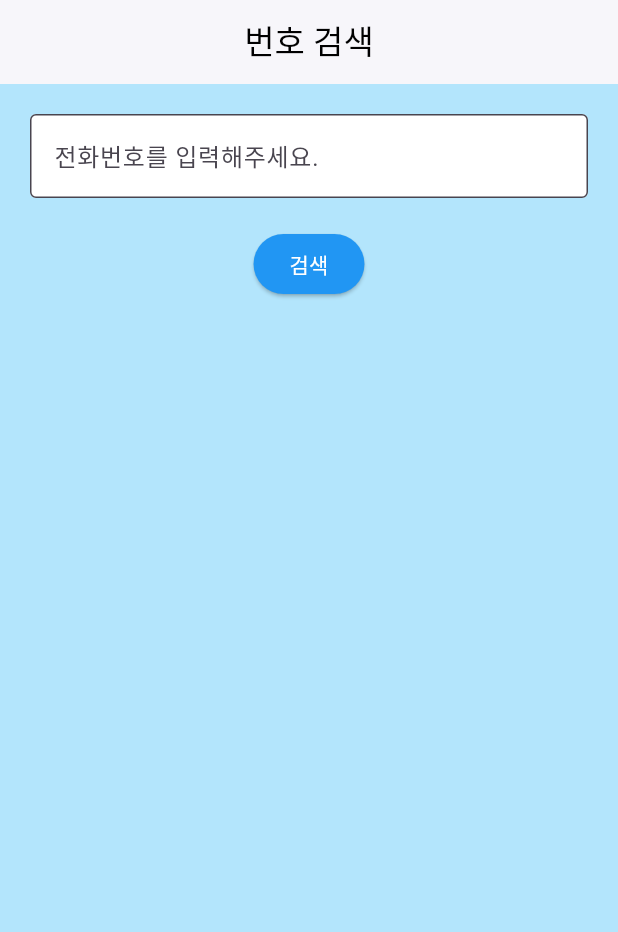
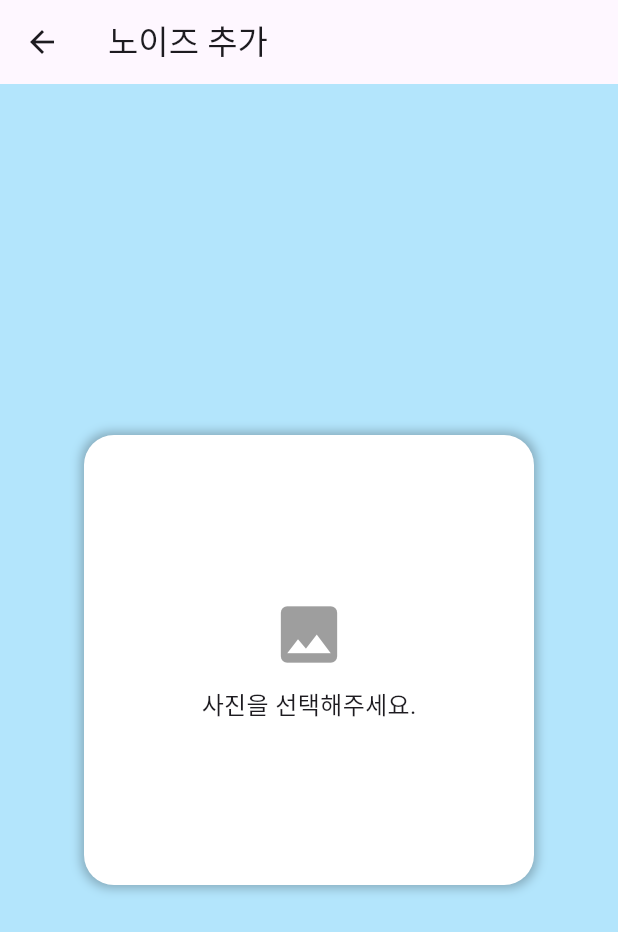
Before and after one commit to SSS-PROJECT-TEAM-9-GDG/FE, a Flutter app: the screen it shows after launch, on a phone screen of 412 x 824 dp. Shown: the top 932 px of the screen. Run offline on Flutter 3.47's test engine with Material 3 defaults, Android fonts, the phone set to English and light mode, and no system bars; our stand-ins replace image_picker.

Commit message:
사진 선택 화면

```diff
--- a/lib/main.dart
+++ b/lib/main.dart
@@ -1,143 +1,19 @@
 import 'package:flutter/material.dart';
+import 'package:sssproject_frontend/noise.dart';
 
 void main() {
-  runApp(const MyApp());
+  runApp(MyApp());
 }
 
 class MyApp extends StatelessWidget {
-  const MyApp({super.key});
-
   @override
   Widget build(BuildContext context) {
-    return const MaterialApp(
+    return MaterialApp(
       debugShowCheckedModeBanner: false,
-      home: PhoneSearchScreen(),
+      theme: ThemeData(
+        primarySwatch: Colors.blue,
+      ),
+      home: NoiseUploadPage(),
     );
   }
 }
-
-class PhoneSearchScreen extends StatefulWidget {
-  const PhoneSearchScreen({super.key});
-
-  @override
-  State<PhoneSearchScreen> createState() => _PhoneSearchScreenState();
-}
-
-class _PhoneSearchScreenState extends State<PhoneSearchScreen> {
-  final TextEditingController _controller = TextEditingController();
-  String? _errorText;
-  bool isValid = false;
-
-  // 전화번호 유효성 검사 (02 + 8자리 = 10자리, 010/011 + 8자리 = 11자리)
-  bool isValidPhoneNumber(String phone) {
-    final RegExp seoulPhonePattern = RegExp(r'^02\d{8}$'); // 02 + 8자리
-    final RegExp mobilePhonePattern = RegExp(r'^(010|011)\d{8}$'); // 010/011 + 8자리
-    return seoulPhonePattern.hasMatch(phone) || mobilePhonePattern.hasMatch(phone);
-  }
-
-  void validatePhone() {
-    setState(() {
-      final value = _controller.text.trim();
-      if (value.isEmpty) {
-        _errorText = "전화번호를 입력해주세요.";
-        isValid = false;
-      } else if (!isValidPhoneNumber(value)) {
-        _errorText = "전화번호를 정확하게 입력해주세요.";
-        isValid = false;
-      } else {
-        _errorText = null;
-        isValid = true;
-      }
-    });
-  }
-
-  @override
-  Widget build(BuildContext context) {
-    return Scaffold(
-      backgroundColor: Colors.lightBlue[100],
-      appBar: AppBar(
-        title: const Text("번호 검색"),
-        centerTitle: true,
-        backgroundColor: Colors.white,
-        foregroundColor: Colors.black,
-        elevation: 1,
-      ),
-      body: Padding(
-        padding: const EdgeInsets.all(20.0),
-        child: Column(
-          children: [
-            // 전화번호 입력 필드
-            TextField(
-              controller: _controller,
-              keyboardType: TextInputType.phone,
-              decoration: InputDecoration(
-                labelText: "전화번호를 입력해주세요.",
-                border: const OutlineInputBorder(),
-                errorText: _errorText,
-                filled: true,
-                fillColor: Colors.white,
-              ),
-              // 엔터키 누르면 실행
-              onSubmitted: (_) => validatePhone(),
-            ),
-            const SizedBox(height: 20),
-            // 검색 버튼
-            ElevatedButton(
-              onPressed: validatePhone,
-              style: ElevatedButton.styleFrom(
-                backgroundColor: Colors.blue,
-              ),
-              child: const Text("검색", style: TextStyle(color: Colors.white)),
-            ),
-            // 유효한 번호일 때만 결과 표시
-            if (isValid) ...[
-              const SizedBox(height: 20),
-              Container(
-                padding: const EdgeInsets.all(20),
-                decoration: BoxDecoration(
-                  color: Colors.white,
-                  borderRadius: BorderRadius.circular(15),
-                  boxShadow: const [
-                    BoxShadow(
-                      color: Colors.black26,
-                      blurRadius: 10,
-                      offset: Offset(0, 4),
-                    )
-                  ],
-                ),
-                child: Column(
-                  children: [
-                    Image.asset(
-                      'assets/images/character.png',
-                      height: 100,
-                      errorBuilder: (context, error, stackTrace) =>
-                          const Icon(Icons.error, size: 80, color: Colors.red),
-                    ),
-                    const SizedBox(height: 10),
-                    Row(
-                      mainAxisAlignment: MainAxisAlignment.center,
-                      children: const [
-                        Icon(Icons.check_box, color: Colors.green),
-                        SizedBox(width: 5),
-                        Text(
-                          "안심할 수 있는 번호에요!",
-                          style: TextStyle(fontSize: 18, fontWeight: FontWeight.bold),
-                        ),
-                      ],
-                    ),
-                    const SizedBox(height: 5),
-                    const Text(
-                      "최근 3개월 내에\n3건 이상 접수된 민원이 없어요.",
-                      textAlign: TextAlign.center,
-                      style: TextStyle(fontSize: 14, color: Colors.black54),
-                    ),
-                  ],
-                ),
-              ),
-            ],
-          ],
-        ),
-      ),
-    );
-  }
-}
--- /dev/null
+++ b/lib/noise.dart
@@ -0,0 +1,92 @@
+import 'package:flutter/material.dart';
+import 'package:image_picker/image_picker.dart';
+import 'dart:io';
+
+class NoiseUploadPage extends StatefulWidget {
+  @override
+  _NoiseUploadPageState createState() => _NoiseUploadPageState();
+}
+
+class _NoiseUploadPageState extends State<NoiseUploadPage> {
+  File? _image;
+  final ImagePicker _picker = ImagePicker();
+
+  // 갤러리에서 이미지 선택
+  Future<void> _pickImage() async {
+    try {
+      final XFile? pickedFile = await _picker.pickImage(source: ImageSource.gallery);
+
+      if (pickedFile != null) {
+        if (mounted) { // ✅ mounted 체크 후 setState() 호출
+          setState(() {
+            _image = File(pickedFile.path);
+          });
+        }
+      }
+    } catch (e) {
+      print("이미지 선택 중 오류 발생: $e");
+    }
+  }
+
+  @override
+  Widget build(BuildContext context) {
+    return Scaffold(
+      appBar: AppBar(
+        title: const Text("노이즈 추가"),
+        leading: IconButton(
+          icon: const Icon(Icons.arrow_back),
+          onPressed: () {
+            Navigator.pop(context);
+          },
+        ),
+      ),
+      body: Column(
+        children: [
+          Expanded(
+            child: Container(
+              color: Colors.lightBlue[100], // 배경색
+              child: Center(
+                child: GestureDetector(
+                  onTap: _pickImage,
+                  child: Container(
+                    width: 300,
+                    height: 300,
+                    decoration: BoxDecoration(
+                      color: Colors.white,
+                      borderRadius: BorderRadius.circular(20),
+                      boxShadow: [
+                        BoxShadow(
+                          color: Colors.black26,
+                          blurRadius: 5,
+                          spreadRadius: 2,
+                        ),
+                      ],
+                    ),
+                    child: _image == null
+                        ? const Column(
+                            mainAxisAlignment: MainAxisAlignment.center,
+                            children: [
+                              Icon(Icons.image, size: 50, color: Colors.grey), // ✅ 아이콘 추가
+                              SizedBox(height: 10),
+                              Text("사진을 선택해주세요.", style: TextStyle(fontSize: 16)),
+                            ],
+                          )
+                        : ClipRRect(
+                            borderRadius: BorderRadius.circular(20),
+                            child: Image.file(
+                              _image!,
+                              fit: BoxFit.cover,
+                              width: double.infinity, // ✅ 크기 조정
+                              height: double.infinity,
+                            ),
+                          ),
+                  ),
+                ),
+              ),
+            ),
+          ),
+        ],
+      ),
+    );
+  }
+}
--- a/pubspec.yaml
+++ b/pubspec.yaml
@@ -35,6 +35,7 @@ dependencies:
   # The following adds the Cupertino Icons font to your application.
   # Use with the CupertinoIcons class for iOS style icons.
   cupertino_icons: ^1.0.8
+  image_picker: ^1.1.2
 
 dev_dependencies:
   flutter_test:
```
Also changed, not shown: pubspec.lock, 6 other files.
